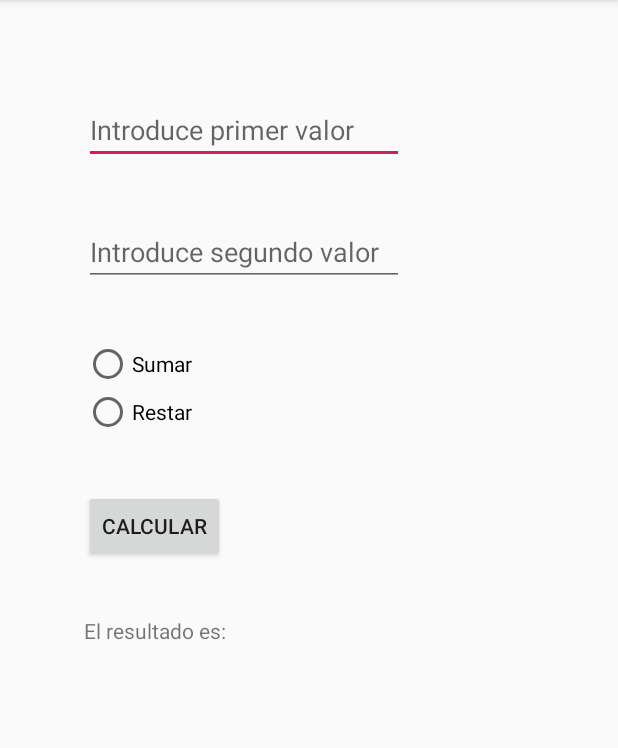
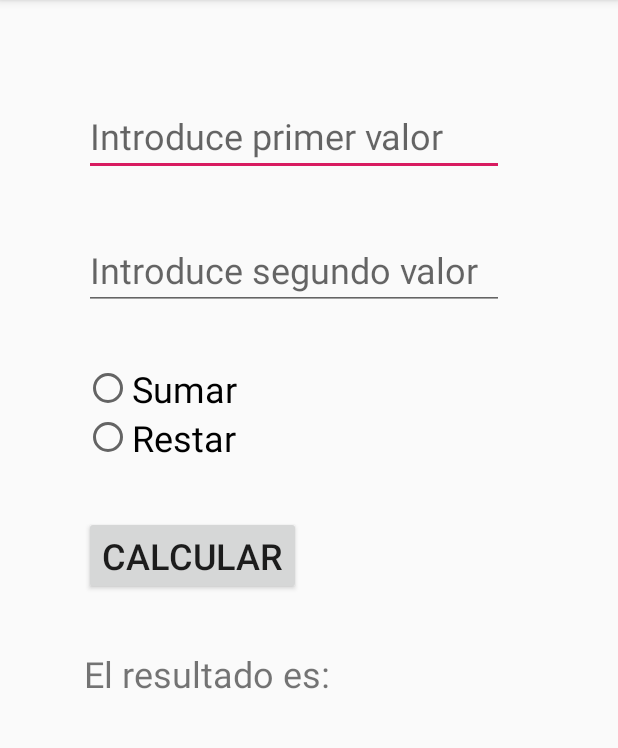
Before and after one commit to Worome/App_RadioButton, an Android app: the screen it shows after launch (MainActivity), on a phone screen of 412 x 824 dp, the part 84-832 px from its top. Run offline under Robolectric (Android 15) with nearby library versions, the phone set to English and light mode, and no system bars.

Commit message:
Empezando algoritmo

```diff
--- a/app/src/main/java/com/trianacodes/script/app_radiobutton/MainActivity.java
+++ b/app/src/main/java/com/trianacodes/script/app_radiobutton/MainActivity.java
@@ -2,12 +2,24 @@ package com.trianacodes.script.app_radiobutton;
 
 import android.support.v7.app.AppCompatActivity;
 import android.os.Bundle;
+import android.widget.EditText;
+import android.widget.RadioButton;
+import android.widget.TextView;
 
 public class MainActivity extends AppCompatActivity {
+
+    private EditText et_num1, et_num2;
+    private TextView tv_resultado;
+    private RadioButton rbSum, rbRes;
 
     @Override
     protected void onCreate(Bundle savedInstanceState) {
         super.onCreate(savedInstanceState);
         setContentView(R.layout.activity_main);
+
+        et_num1 = findViewById(R.id.et_numero1);
+        et_num2 = findViewById(R.id.et_numero2);
+
+
     }
 }
--- a/app/src/main/res/layout/activity_main.xml
+++ b/app/src/main/res/layout/activity_main.xml
@@ -16,6 +16,7 @@
         android:ems="10"
         android:hint="@string/txtPrimerValor"
         android:inputType="number"
+        android:textSize="24sp"
         app:layout_constraintStart_toStartOf="parent"
         app:layout_constraintTop_toTopOf="parent" />
 
@@ -29,6 +30,7 @@
         android:ems="10"
         android:hint="@string/txtSegundoValor"
         android:inputType="number"
+        android:textSize="24sp"
         app:layout_constraintStart_toStartOf="parent"
         app:layout_constraintTop_toBottomOf="@+id/et_numero1" />
 
@@ -47,14 +49,16 @@
             android:layout_width="wrap_content"
             android:layout_height="wrap_content"
             android:layout_weight="1"
-            android:text="@string/rbSuma" />
+            android:text="@string/rbSuma"
+            android:textSize="24sp" />
 
         <RadioButton
             android:id="@+id/rb_resta"
             android:layout_width="wrap_content"
             android:layout_height="wrap_content"
             android:layout_weight="1"
-            android:text="@string/rbResta" />
+            android:text="@string/rbResta"
+            android:textSize="24sp" />
     </RadioGroup>
 
     <Button
@@ -65,6 +69,7 @@
         android:layout_marginLeft="56dp"
         android:layout_marginTop="36dp"
         android:text="@string/btCalcular"
+        android:textSize="24sp"
         app:layout_constraintStart_toStartOf="parent"
         app:layout_constraintTop_toBottomOf="@+id/radioGroup" />
 
@@ -76,6 +81,7 @@
         android:layout_marginLeft="56dp"
         android:layout_marginTop="36dp"
         android:text="@string/txtResultado"
+        android:textSize="24sp"
         app:layout_constraintStart_toStartOf="parent"
         app:layout_constraintTop_toBottomOf="@+id/btn_calcular" />
 </android.support.constraint.ConstraintLayout>
```
